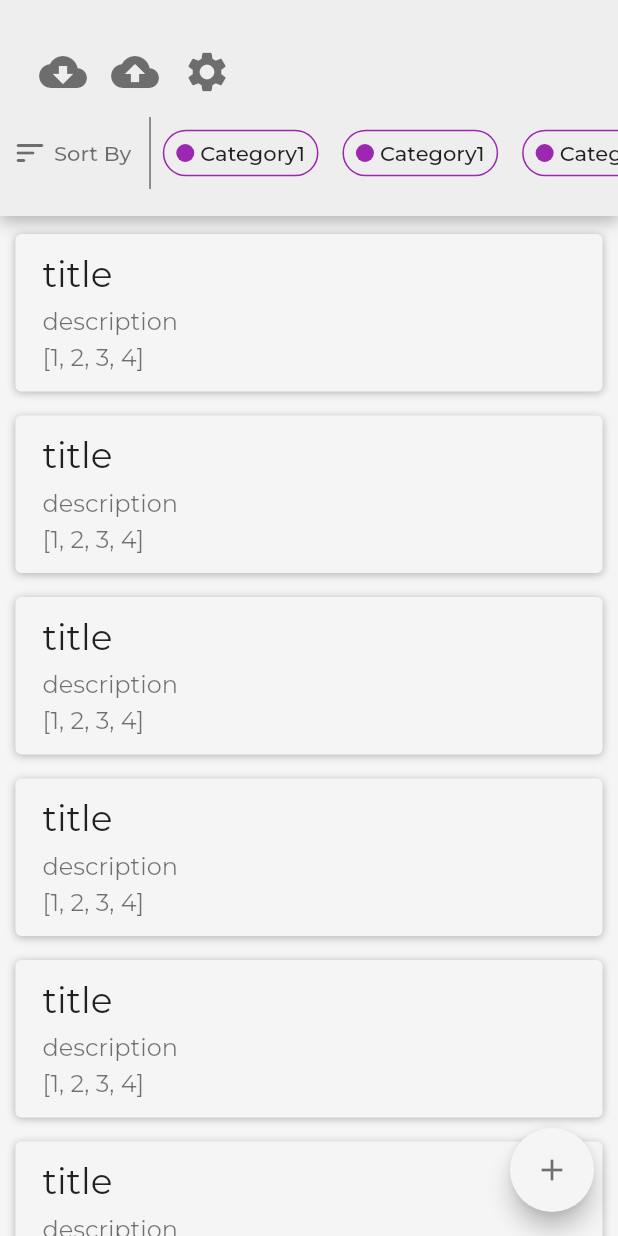
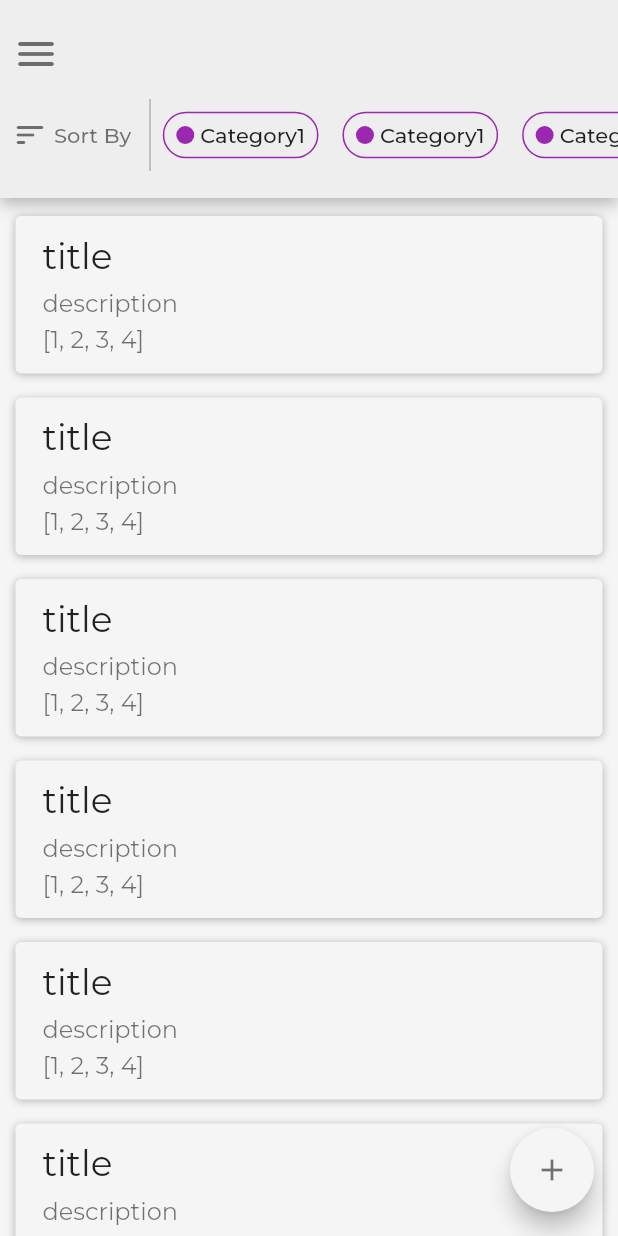
Before and after one commit to MasRoesdi/bank_of_ideas, a Flutter app: the screen it shows after launch, on a phone screen of 412 x 824 dp. Run offline on Flutter 3.47's test engine with Material 2 defaults, Android fonts, the light colour scheme and no system bars; our stand-ins replace google_fonts, hive, hive_flutter; accounts and stored records are empty.

Commit message:
Added drawer to HomeScreen and some minor adjustments

```diff
--- a/lib/custom_properties.dart
+++ b/lib/custom_properties.dart
@@ -21,3 +21,13 @@ class ColorProperties {
   static Color? main = Colors.grey[100];
   static Color? secondary = Colors.grey[200];
 }
+
+class BoxShadowProperties {
+  static List<BoxShadow> cardShadow = [
+    const BoxShadow(
+      color: Colors.black26,
+      offset: Offset(0, 1),
+      blurRadius: 4,
+    )
+  ];
+}
--- a/lib/custom_widgets.dart
+++ b/lib/custom_widgets.dart
@@ -26,13 +26,7 @@ class CardIdea extends StatelessWidget {
       decoration: BoxDecoration(
         color: ColorProperties.main,
         borderRadius: BorderRadius.circular(4),
-        boxShadow: const [
-          BoxShadow(
-            color: Colors.black26,
-            offset: Offset(0, 1),
-            blurRadius: 4,
-          )
-        ],
+        boxShadow: BoxShadowProperties.cardShadow,
       ),
       child: Column(
         mainAxisSize: MainAxisSize.max,
--- a/lib/home.dart
+++ b/lib/home.dart
@@ -13,6 +13,7 @@ class HomeScreen extends StatefulWidget {
 
 class _HomeScreen extends State<HomeScreen> {
   List<bool> selectedCategories = List.generate(20, (index) => false);
+  GlobalKey<ScaffoldState> scaffoldKey = GlobalKey<ScaffoldState>();
 
   void get() async {}
 
@@ -22,6 +23,7 @@ class _HomeScreen extends State<HomeScreen> {
 
     return Scaffold(
       // Make sure not to make the background too bright
+      key: scaffoldKey,
       backgroundColor: ColorProperties.main,
       floatingActionButton: FloatingActionButton(
         onPressed: get,
@@ -29,14 +31,67 @@ class _HomeScreen extends State<HomeScreen> {
         backgroundColor: ColorProperties.main,
         child: const Icon(Icons.add),
       ),
-      body: Column(
+      drawer: Drawer(
+        backgroundColor: ColorProperties.main,
+        child: ListView(
+          padding: EdgeInsets.zero,
+          children: [
+            DrawerHeader(
+              decoration: BoxDecoration(
+                color: ColorProperties.secondary,
+                boxShadow: const [
+                  BoxShadow(
+                    color: Colors.black26,
+                    offset: Offset(0, 2),
+                    blurRadius: 12,
+                  ),
+                ],
+              ),
+              child: const Text('Bank of Ideas'),
+            ),
+            ListTile(
+              leading: const Icon(
+                Icons.download_rounded,
+                color: Colors.black54,
+              ),
+              title: const Text('Import Ideas'),
+              onTap: () {
+                Navigator.pop(context);
+              },
+            ),
+            ListTile(
+              leading: const Icon(
+                Icons.upload_rounded,
+                color: Colors.black54,
+              ),
+              title: const Text('Export Ideas'),
+              onTap: () {
+                Navigator.pop(context);
+              },
+            ),
+            ListTile(
+              leading: const Icon(
+                Icons.settings_rounded,
+                color: Colors.black54,
+              ),
+              title: const Text('Settings'),
+              onTap: () {
+                Navigator.pop(context);
+                Navigator.pushNamed(context, '/settings');
+              },
+            ),
+          ],
+        ),
+      ),
+      body: SafeArea(
+        child: Column(
           mainAxisSize: MainAxisSize.max,
           mainAxisAlignment: MainAxisAlignment.start,
           crossAxisAlignment: CrossAxisAlignment.start,
           children: [
             Container(
               width: screenSize.width,
-            padding: const EdgeInsets.only(top: 24, bottom: 12),
+              padding: const EdgeInsets.symmetric(vertical: 12),
               margin: const EdgeInsets.only(bottom: 4),
               decoration: BoxDecoration(
                 color: ColorProperties.secondary,
@@ -50,36 +105,19 @@ class _HomeScreen extends State<HomeScreen> {
               ),
               child: Column(
                 children: [
-                Container(
-                  margin: const EdgeInsets.symmetric(horizontal: 18),
-                  child: Row(
+                  Row(
                     children: [
                       IconButton(
-                        onPressed: () {},
+                        onPressed: () {
+                          scaffoldKey.currentState!.openDrawer();
+                        },
                         icon: const Icon(
-                          Icons.cloud_download_rounded,
-                          color: Colors.black54,
-                          size: 32,
-                        ),
-                      ),
-                      IconButton(
-                        onPressed: () {},
-                        icon: const Icon(
-                          Icons.cloud_upload_rounded,
-                          color: Colors.black54,
-                          size: 32,
-                        ),
-                      ),
-                      IconButton(
-                        onPressed: () {},
-                        icon: const Icon(
-                          Icons.settings,
+                          Icons.menu_rounded,
                           color: Colors.black54,
                           size: 32,
                         ),
                       ),
                     ],
-                  ),
                   ),
                   // Something like a categories selector in a horizontal scrollview
                   Container(
@@ -96,7 +134,7 @@ class _HomeScreen extends State<HomeScreen> {
                             color: ColorProperties.secondary,
                             border: const Border(
                               right: BorderSide(
-                              color: Colors.black54,
+                                color: Colors.black26,
                                 width: 1,
                               ),
                             ),
@@ -190,6 +228,7 @@ class _HomeScreen extends State<HomeScreen> {
             ),
           ],
         ),
+      ),
     );
   }
 }
--- /dev/null
+++ b/lib/ideas.dart
@@ -0,0 +1,2 @@
+// TODO: there is going to be title, short decription, categories, content.
+// It will also be displayed in that excact order.
--- a/lib/main.dart
+++ b/lib/main.dart
@@ -1,4 +1,5 @@
 import 'package:bank_of_ideas/home.dart';
+import 'package:bank_of_ideas/settings.dart';
 import 'package:bank_of_ideas/splash.dart';
 import 'package:flutter/material.dart';
 import 'package:google_fonts/google_fonts.dart';
@@ -24,7 +25,8 @@ class RootWidget extends StatelessWidget {
       initialRoute: '/splash',
       routes: {
         '/': (context) => const HomeScreen(),
-        '/splash': (context) => const SplashScreen()
+        '/splash': (context) => const SplashScreen(),
+        '/settings': (context) => const SettingsScreen()
       },
       theme: ThemeData(
         textTheme: GoogleFonts.montserratTextTheme(),
--- a/lib/settings.dart
+++ b/lib/settings.dart
@@ -0,0 +1,17 @@
+import 'package:flutter/material.dart';
+
+class SettingsScreen extends StatefulWidget {
+  const SettingsScreen({super.key});
+
+  @override
+  State<SettingsScreen> createState() => _SettingsScreen();
+}
+
+class _SettingsScreen extends State<SettingsScreen> {
+  @override
+  Widget build(BuildContext context) {
+    return Row(
+      children: [Text('a')],
+    );
+  }
+}
```
Lines whose indentation alone changed are shown as unchanged.
